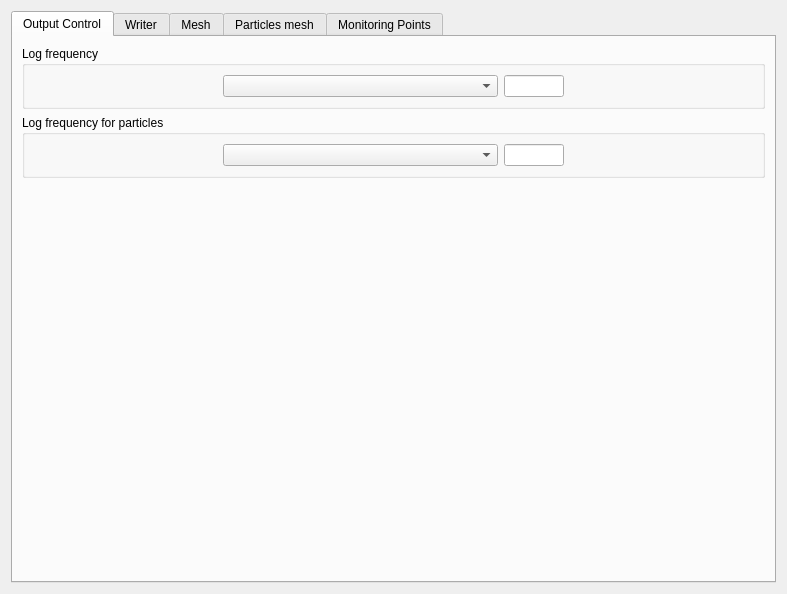
Qt form gui/Pages/OutputControlForm.ui (code-saturne/code_saturne) before a commit.
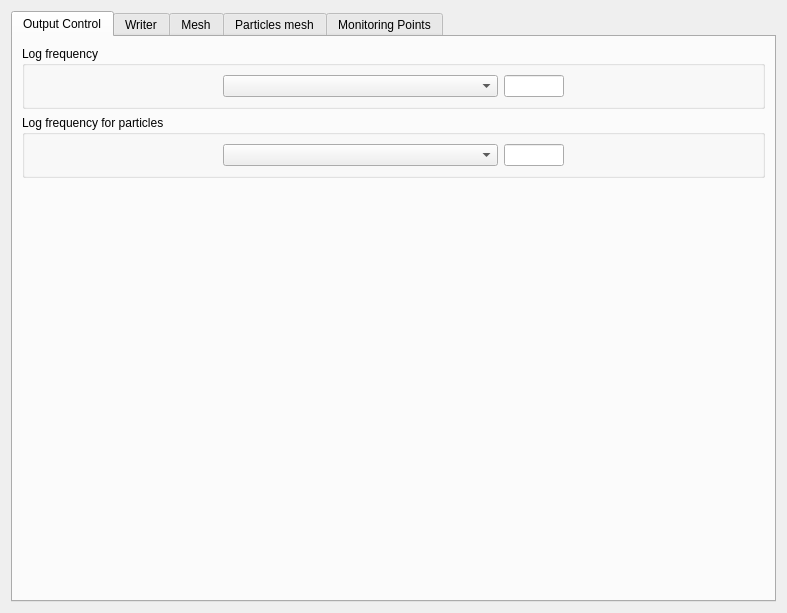
The same form after that commit. Icons and pictures are not drawn.

Commit message: GUI: improve tooltips for postprocessing meshes.

```diff
--- a/gui/Pages/OutputControlForm.ui
+++ b/gui/Pages/OutputControlForm.ui
@@ -7,7 +7,7 @@
     <x>0</x>
     <y>0</y>
     <width>787</width>
-    <height>594</height>
+    <height>613</height>
    </rect>
   </property>
   <property name="windowTitle">
```
Left out of the diff: 6 changed lines with no effect on the pictures.
